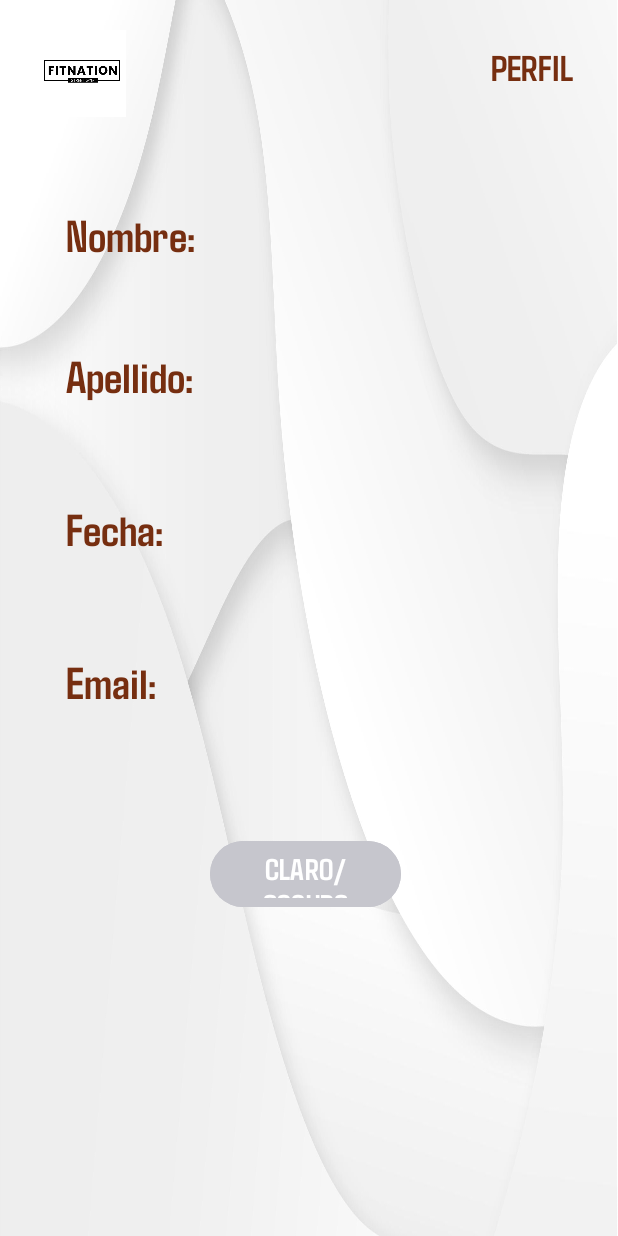
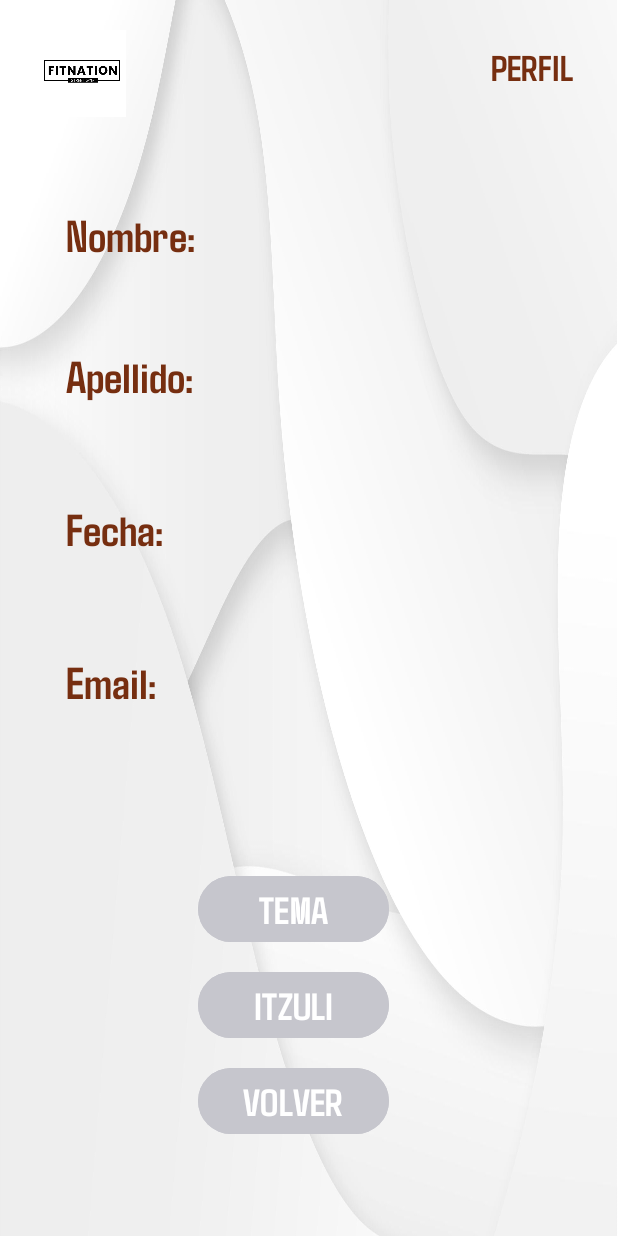
Before and after one commit to Memelero/E1_T5_MOB, an Android app: the layout activity_perfil.xml on its own in the app's theme, with its tools: preview values and no code run, on a phone screen of 412 x 824 dp. Run offline under Robolectric (Android 15) with nearby library versions, the phone set to English and light mode, and no system bars.

Commit message:
vista perfil

```diff
--- a/app/src/main/res/layout/activity_perfil.xml
+++ b/app/src/main/res/layout/activity_perfil.xml
@@ -77,7 +77,7 @@
         android:layout_width="wrap_content"
         android:layout_height="wrap_content"
         android:layout_marginStart="204dp"
-        android:layout_marginTop="64dp"
+        android:layout_marginTop="52dp"
         android:fontFamily="@font/agdasima_bold"
         android:textSize="35dp"
         android:textStyle="bold"
@@ -104,7 +104,7 @@
         android:layout_width="wrap_content"
         android:layout_height="wrap_content"
         android:layout_marginStart="204dp"
-        android:layout_marginTop="52dp"
+        android:layout_marginTop="56dp"
         android:fontFamily="@font/agdasima_bold"
         android:textSize="35dp"
         android:textStyle="bold"
@@ -127,12 +127,12 @@
 
     <TextView
         android:id="@+id/textViewEmail"
-        android:layout_width="wrap_content"
-        android:layout_height="wrap_content"
+        android:layout_width="270dp"
+        android:layout_height="42dp"
         android:layout_marginStart="60dp"
         android:layout_marginTop="28dp"
         android:fontFamily="@font/agdasima_bold"
-        android:textSize="20dp"
+        android:textSize="30dp"
         android:textStyle="bold"
         app:layout_constraintStart_toStartOf="parent"
         app:layout_constraintTop_toBottomOf="@id/textViewEmailTitle" />
@@ -141,30 +141,43 @@
         android:id="@+id/buttonColor"
         android:layout_width="127dp"
         android:layout_height="52dp"
-        android:layout_marginStart="140dp"
+        android:layout_marginStart="132dp"
+        android:layout_marginTop="32dp"
         android:backgroundTint="@color/material_dynamic_neutral80"
-        android:layout_marginTop="28dp"
         android:fontFamily="@font/agdasima_bold"
         android:text="@string/color_button"
-        android:textSize="20dp"
+        android:textSize="25dp"
         app:layout_constraintStart_toStartOf="parent"
         app:layout_constraintTop_toBottomOf="@id/textViewEmail"
         tools:ignore="MissingConstraints" />
-    <!--
+
     <Button
-            android:id="@+id/buttonColor"
-            android:layout_width="120dp"
-            android:layout_height="49dp"
+        android:id="@+id/buttonIdioma"
+        android:layout_width="127dp"
+        android:layout_height="52dp"
+        android:layout_marginStart="132dp"
+        android:layout_marginTop="12dp"
+        android:backgroundTint="@color/material_dynamic_neutral80"
+        android:fontFamily="@font/agdasima_bold"
+        android:text="@string/idioma_button"
+        android:textSize="25dp"
+        app:layout_constraintStart_toStartOf="parent"
+        app:layout_constraintTop_toBottomOf="@id/buttonColor"
+        tools:ignore="MissingConstraints" />
+
+    <Button
+        android:id="@+id/buttonVolver"
+        android:layout_width="127dp"
+        android:layout_height="52dp"
         android:layout_marginStart="132dp"
         android:backgroundTint="@color/material_dynamic_neutral80"
         android:fontFamily="@font/agdasima_bold"
-            android:text="@string/color_button"
-            android:textColor="#FFFFFF"
+        android:layout_marginTop="12dp"
         android:textSize="25dp"
-            android:textStyle="bold"
+        android:text="@string/volver_button"
         app:layout_constraintStart_toStartOf="parent"
-            app:layout_constraintTop_toBottomOf="@id/textViewEmail"
-            app:layout_constraintTop_toTopOf="parent" />
-    -->
+        app:layout_constraintTop_toBottomOf="@id/buttonIdioma"
+        tools:ignore="MissingConstraints" />
+
 
 </androidx.constraintlayout.widget.ConstraintLayout>
--- a/app/src/main/res/values/strings.xml
+++ b/app/src/main/res/values/strings.xml
@@ -41,5 +41,7 @@
     <string name="apellido_perfil">Apellido:</string>
     <string name="fecha_perfil">Fecha:</string>
     <string name="email_perfil">Email:</string>
-    <string name="color_button">CLARO/OSCURO</string>
+    <string name="color_button">TEMA</string>
+    <string name="idioma_button">ITZULI</string>
+    <string name="volver_button">VOLVER</string>
 </resources>
```
Lines whose indentation alone changed are shown as unchanged.
